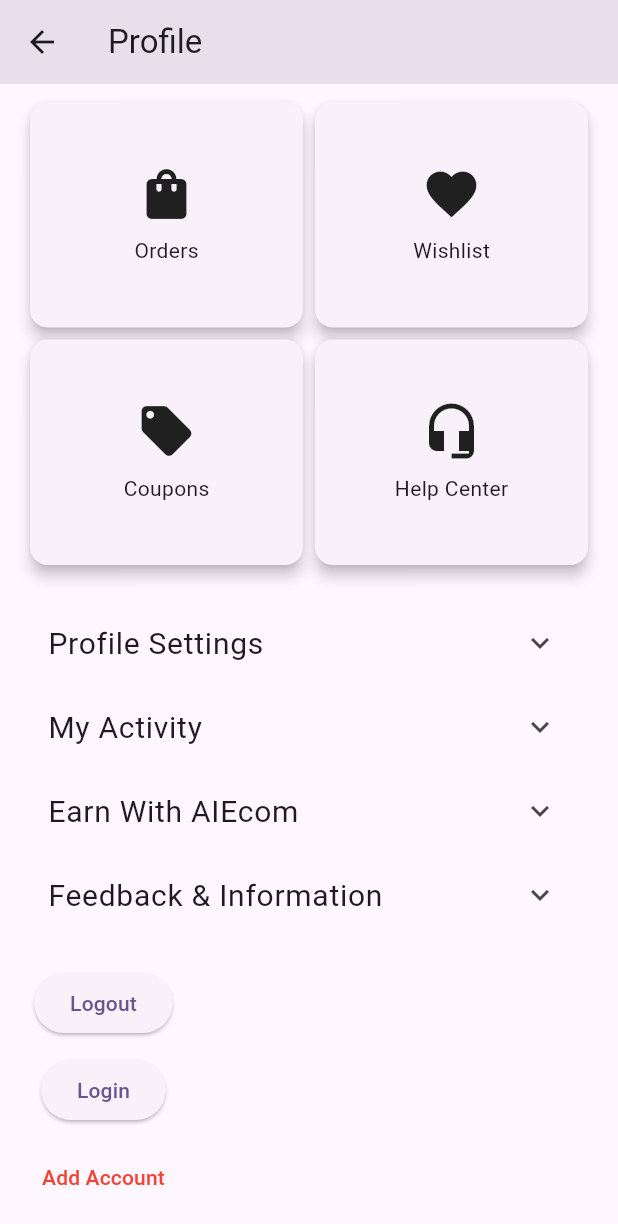
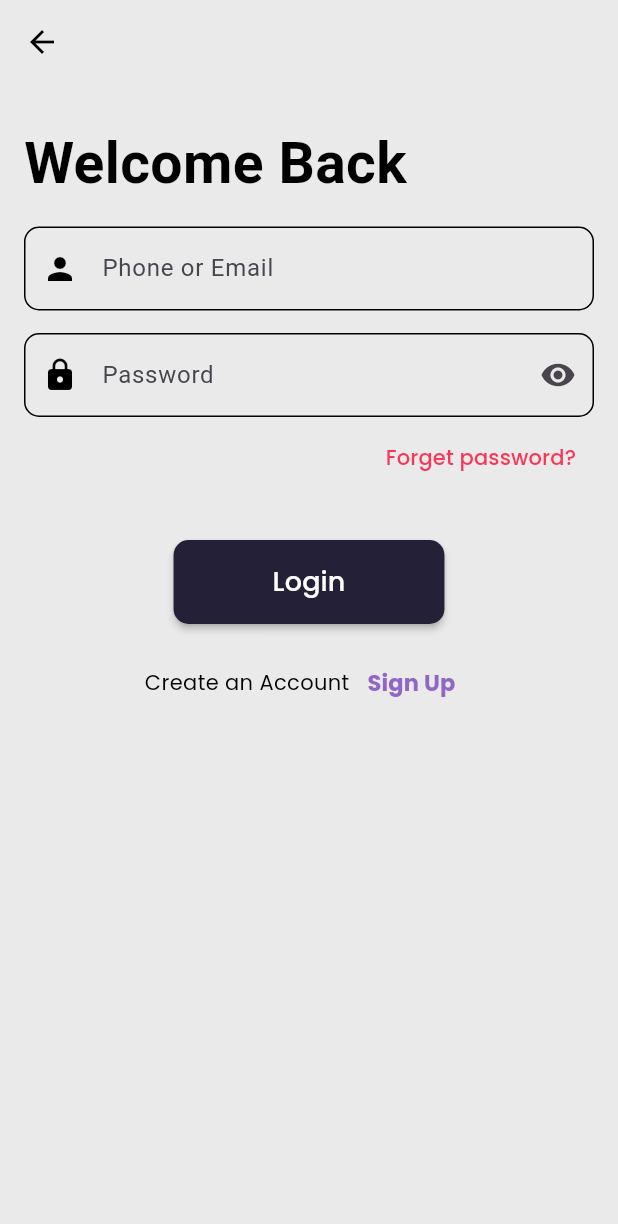
Before and after one commit to Vinoth-Android/cardslider, a Flutter app: the Settings screen opened directly, scrolled down 98 dp, after a tap on "Add Account", on a phone screen of 412 x 824 dp. Shown: the top 1224 px of the screen. Run offline on Flutter 3.47's test engine with Material 3 defaults, Android fonts, the light colour scheme and no system bars; our stand-ins replace flutter_card_swiper, google_fonts, shimmer; network calls fail; Roboto replaces fonts that are missing (playfairDisplaybold).

Commit message:
add account page

```diff
--- /dev/null
+++ b/lib/pages/settingspage/pages/add_account.dart
@@ -0,0 +1,150 @@
+import 'package:flutter/material.dart';
+
+class AddAccount extends StatelessWidget {
+  const AddAccount({super.key});
+
+  @override
+  Widget build(BuildContext context) {
+    return Scaffold(
+      backgroundColor: const Color(0xFFEAEAEA),
+      appBar: AppBar(
+        backgroundColor: const Color(0xFFEAEAEA), // Set background same as body
+        elevation: 0, // Remove shadow
+        leading: IconButton(
+          icon: const Icon(Icons.arrow_back, color: Colors.black),
+          onPressed: () {
+            Navigator.pop(context); // Navigate back when pressed
+          },
+        ),
+      ),
+      body: Padding(
+        padding: const EdgeInsets.only(top: 25, left: 16, right: 16),
+        child: Column(
+          crossAxisAlignment: CrossAxisAlignment.start,
+          children: [
+            const SizedBox(height: 1), // Adjusted height after app bar
+            const Text(
+              "Welcome Back",
+              style: TextStyle(
+                fontFamily: 'playfairDisplaybold',
+                fontSize: 38,
+                color: Colors.black,
+                fontWeight: FontWeight.bold,
+              ),
+            ),
+            const SizedBox(height: 15),
+            TextField(
+              decoration: InputDecoration(
+                hintText: 'Phone or Email',
+                prefixIcon: const Icon(Icons.person, color: Colors.black),
+                border: OutlineInputBorder(
+                  borderRadius: BorderRadius.circular(10),
+                ),
+                enabledBorder: OutlineInputBorder(
+                  borderSide: const BorderSide(color: Colors.black),
+                  borderRadius: BorderRadius.circular(10),
+                ),
+              ),
+            ),
+            const SizedBox(height: 15),
+            TextField(
+              obscureText: true,
+              decoration: InputDecoration(
+                hintText: 'Password',
+                prefixIcon: const Icon(Icons.lock, color: Colors.black),
+                suffixIcon: const Icon(Icons.visibility),
+                border: OutlineInputBorder(
+                  borderRadius: BorderRadius.circular(10),
+                ),
+                enabledBorder: OutlineInputBorder(
+                  borderSide: const BorderSide(color: Colors.black),
+                  borderRadius: BorderRadius.circular(10),
+                ),
+              ),
+            ),
+            const SizedBox(height: 3),
+            Align(
+              alignment: Alignment.centerRight,
+              child: TextButton(
+                onPressed: () {},
+                child: const Text(
+                  'Forget password?',
+                  style: TextStyle(
+                    fontFamily: 'Poppins',
+                    color: Color(0xFFF83758),
+                    fontSize: 14,
+                  ),
+                ),
+              ),
+            ),
+            const SizedBox(height: 30),
+            const Visibility(
+              visible: false, // Set to true when login fails
+              child: Center(
+                child: Text(
+                  'Login failed. Please try again',
+                  style: TextStyle(
+                    fontFamily: 'Poppins',
+                    fontSize: 14,
+                    color: Colors.red,
+                  ),
+                ),
+              ),
+            ),
+            const SizedBox(height: 1),
+            Center(
+              child: MaterialButton(
+                onPressed: () {
+                  // Handle login button press
+                },
+                color: const Color(0xFF242038),
+                shape: RoundedRectangleBorder(
+                  borderRadius: BorderRadius.circular(10),
+                ),
+                child: const Padding(
+                  padding: EdgeInsets.symmetric(vertical: 15, horizontal: 50),
+                  child: Text(
+                    'Login',
+                    style: TextStyle(
+                      fontFamily: 'Poppins',
+                      fontSize: 18,
+                      color: Colors.white,
+                    ),
+                  ),
+                ),
+              ),
+            ),
+            const SizedBox(height: 15),
+            Row(
+              mainAxisAlignment: MainAxisAlignment.center,
+              children: [
+                const Text(
+                  "Create an Account",
+                  style: TextStyle(
+                    fontFamily: 'Poppins',
+                    fontSize: 14,
+                    color: Colors.black,
+                  ),
+                ),
+                TextButton(
+                  onPressed: () {
+                    // Handle sign-up button press
+                  },
+                  child: const Text(
+                    'Sign Up',
+                    style: TextStyle(
+                      fontFamily: 'Poppins',
+                      fontSize: 15,
+                      color: Color(0xFF9067C6),
+                      fontWeight: FontWeight.bold,
+                    ),
+                  ),
+                ),
+              ],
+            ),
+          ],
+        ),
+      ),
+    );
+  }
+}
--- a/lib/pages/settingspage/settings.dart
+++ b/lib/pages/settingspage/settings.dart
@@ -1,6 +1,7 @@
 import 'package:cardslider/pages/coupons.dart';
 import 'package:cardslider/pages/orders.dart';
 import 'package:cardslider/pages/settingspage/chatbot.dart';
+import 'package:cardslider/pages/settingspage/pages/add_account.dart';
 import 'package:cardslider/pages/settingspage/pages/address.dart';
 import 'package:cardslider/pages/settingspage/pages/editprofile.dart';
 import 'package:cardslider/pages/settingspage/pages/loginpage.dart';
@@ -284,9 +285,15 @@ class _SettingsState extends State<Settings> {
         ),
         const SizedBox(height: 10),
         TextButton(
-          onPressed: () {},
+          onPressed: () {
+            // Navigate to AddAccountPage
+            Navigator.push(
+              context,
+              MaterialPageRoute(builder: (context) => const AddAccount()),
+            );
+          },
           child: const Text(
-            'Add Account',
+            ('Add Account'),
             style: TextStyle(color: Colors.red),
           ),
         ),
```
